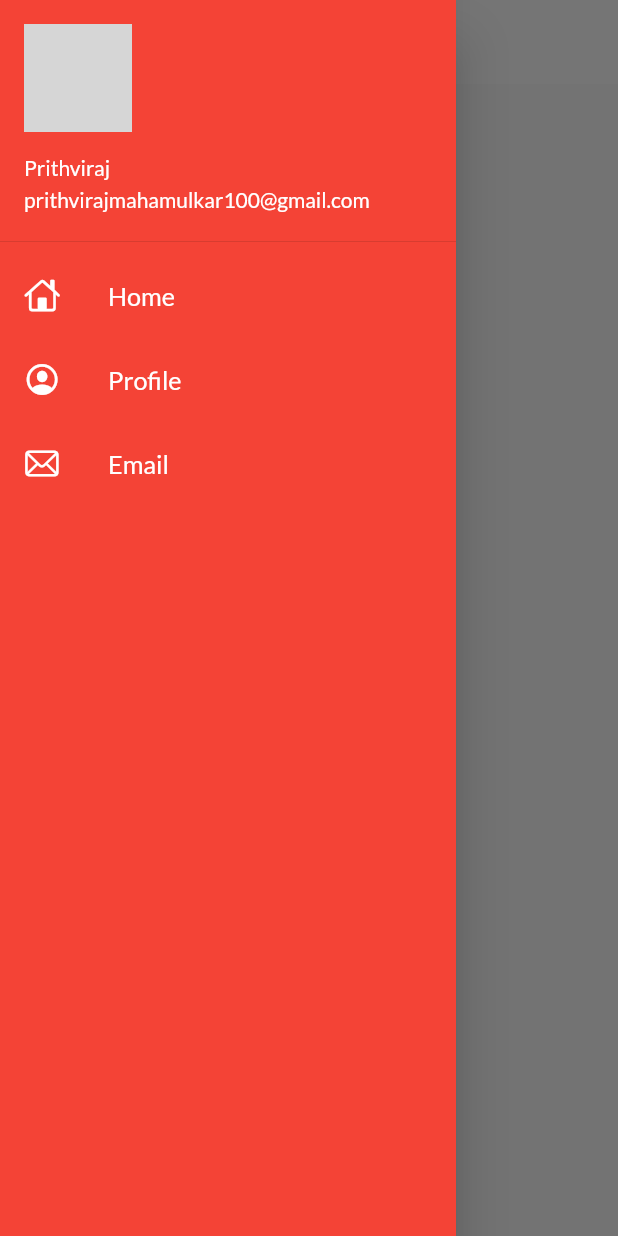
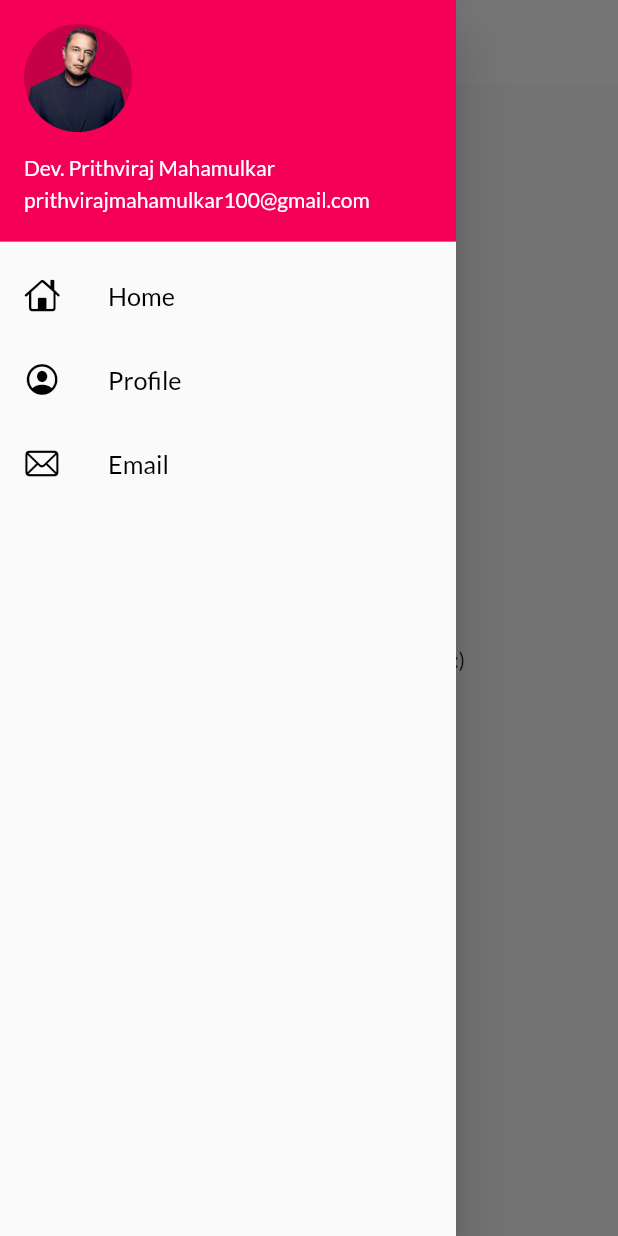
Before and after one commit to Prithviraj-debug/theBoringApp, a Flutter app: the HomePage screen opened by its route, with the side drawer open, on a phone screen of 412 x 824 dp. Run offline on Flutter 3.47's test engine with Material 2 defaults, Android fonts, the phone set to English and light mode, and no system bars; our stand-ins replace google_fonts; grey boxes are pictures that could not be loaded.

Commit message:
day 10 completed

```diff
--- a/lib/Pages/home_page.dart
+++ b/lib/Pages/home_page.dart
@@ -10,7 +10,7 @@ class HomePage extends StatelessWidget {
       ),
       body: Center(
         child: Container(
-          child: Text("Welcome to MyApp"),
+          child: Text("Under Construction!! Visit Later :)"),
         ),
       ),
       drawer: MyDrawer(),
--- a/lib/main.dart
+++ b/lib/main.dart
@@ -17,7 +17,7 @@ class MyApp extends StatelessWidget {
       theme: MyTheme.lightTheme(context),
       darkTheme: MyTheme.darkTheme(context),
       debugShowCheckedModeBanner: false,
-      initialRoute: MyRoutes.homeRoute,
+      initialRoute: MyRoutes.loginRoute,
       routes: {
         MyRoutes.homeRoute: (context) => HomePage(),
         MyRoutes.loginRoute: (context) => LoginPage()
--- a/lib/widgets/drawer.dart
+++ b/lib/widgets/drawer.dart
@@ -5,10 +5,10 @@ class MyDrawer extends StatelessWidget {
   @override
   Widget build(BuildContext context) {
     final imageUrl =
-        "https://media.wired.com/photos/593292a6a312645844995ea7/master/pass/elon-musk-ai-ft";
+        "https://media.wired.com/photos/593292a6a312645844995ea7/master/pass/elon-musk-ai-ft.jpg";
     return Drawer(
       child: Container(
-        color: Colors.red,
+        // color: Colors,
         child: ListView(
           padding: EdgeInsets.zero,
           children: [
@@ -16,27 +16,27 @@ class MyDrawer extends StatelessWidget {
                 padding: EdgeInsets.zero,
                 child: UserAccountsDrawerHeader(
                   margin: EdgeInsets.zero,
-                  accountName: Text("Prithviraj"),
+                  accountName: Text("Dev. Prithviraj Mahamulkar"),
                   accountEmail: Text("prithvirajmahamulkar100@gmail.com"),
                   currentAccountPicture: CircleAvatar(
-                    backgroundImage: NetworkImage(imageUrl),
+                    backgroundImage: AssetImage('assets/images/Elon.png'),
                   ),
                 )),
             ListTile(
-              leading: Icon(CupertinoIcons.home, color: Colors.white),
+              leading: Icon(CupertinoIcons.home, color: Colors.black),
               title: Text("Home",
-                  textScaleFactor: 1.2, style: TextStyle(color: Colors.white)),
+                  textScaleFactor: 1.2, style: TextStyle(color: Colors.black)),
             ),
             ListTile(
               leading:
-                  Icon(CupertinoIcons.profile_circled, color: Colors.white),
+                  Icon(CupertinoIcons.profile_circled, color: Colors.black),
               title: Text("Profile",
-                  textScaleFactor: 1.2, style: TextStyle(color: Colors.white)),
+                  textScaleFactor: 1.2, style: TextStyle(color: Colors.black)),
             ),
             ListTile(
-              leading: Icon(CupertinoIcons.mail, color: Colors.white),
+              leading: Icon(CupertinoIcons.mail, color: Colors.black),
               title: Text("Email",
-                  textScaleFactor: 1.2, style: TextStyle(color: Colors.white)),
+                  textScaleFactor: 1.2, style: TextStyle(color: Colors.black)),
             )
           ],
         ),
```
Also changed, not shown: lib/models/catalog.dart (added, +21 -0 lines), lib/widgets/themes.dart (+39 -1 lines), assets/images/Elon.png (added), assets/images/elon.jpg (added).
